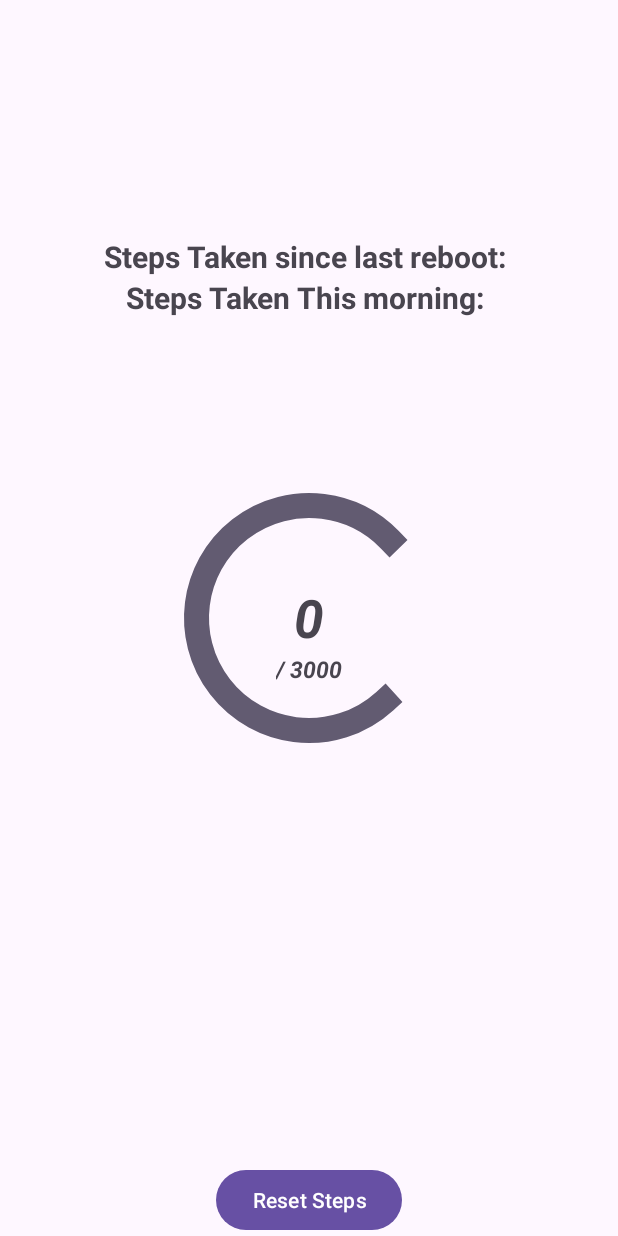
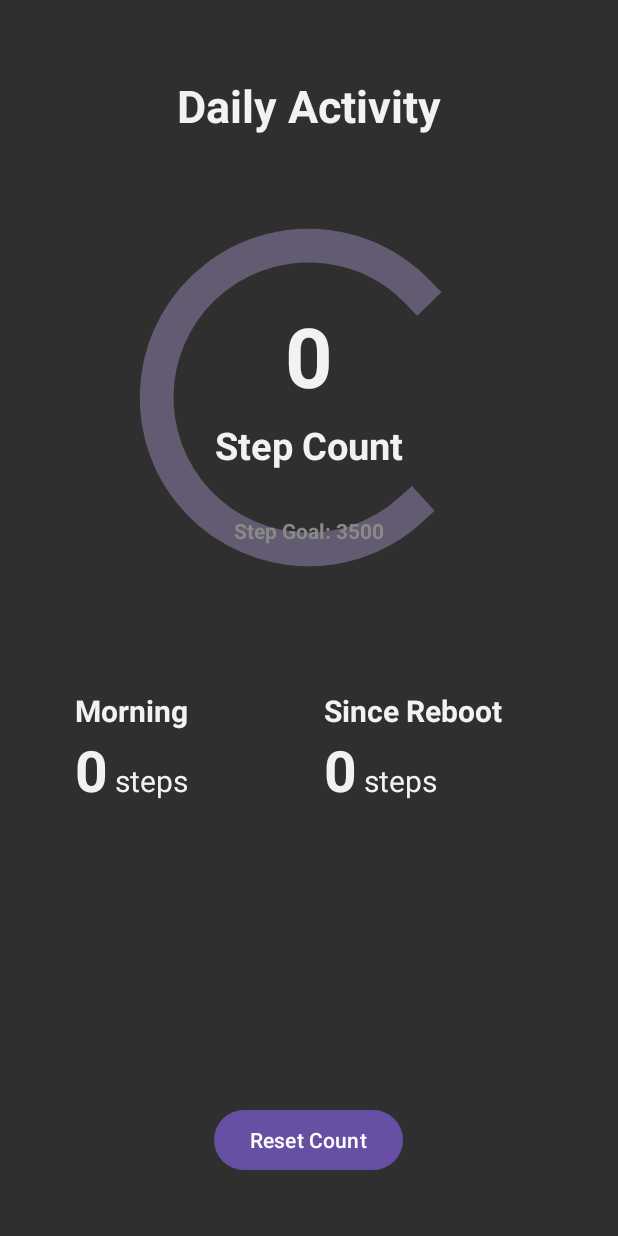
Before and after one commit to mendaayy/Pedometer, an Android app: the screen it shows after launch (MainActivity), on a phone screen of 412 x 824 dp. Run offline under Robolectric (Android 15) with nearby library versions, the phone set to English and light mode, and no system bars; libraries missing offline, so code that uses them is left out: com.mikhaellopez.circularprogressbar; plain views replace CircularProgressBar; 1 statement that could not run was skipped.

Commit message:
UI fixed

```diff
--- a/app/src/main/java/com/example/stepcounter/MainActivity.kt
+++ b/app/src/main/java/com/example/stepcounter/MainActivity.kt
@@ -67,7 +67,7 @@ class MainActivity : AppCompatActivity(), SensorEventListener {
         resetButton.setOnClickListener {
             prevSteps = totalSteps
             stepsMorning = 0
-            stepMorning.text = "Steps Taken This morning: 0"
+            stepMorning.text = "0"
             stepCurrent.text = "0"
             progressBar.setProgressWithAnimation(0f)
             saveData()
@@ -130,15 +130,17 @@ class MainActivity : AppCompatActivity(), SensorEventListener {
         // Calculate current steps
         totalSteps = event.values[0]
         val currentSteps = (totalSteps - prevSteps).toInt()
+
         updateStepCountViews(currentSteps)
-        animateProgressBar(currentSteps.toFloat())
+        progressBar.setProgressWithAnimation(currentSteps.toFloat())
 
         // Only updates steps morning if condition hour satisfied
-        if (currentHour in 15..17) {
+        if (currentHour in 6..12) {
             stepsMorning = currentSteps
             saveMorningSteps()
         }
-        stepMorning.text = "Steps Taken This morning: $stepsMorning"
+
+        stepMorning.text = "$stepsMorning"
     }
 
     // Function to handle accelerometer sensor events
@@ -159,12 +161,13 @@ class MainActivity : AppCompatActivity(), SensorEventListener {
                 stepsMorning++
                 saveMorningSteps()
             }
-            stepMorning.text = "Steps Taken This morning: $stepsMorning"
+            stepMorning.text = "$stepsMorning"
         }
 
         val step: Int = totalSteps.toInt()
         updateStepCountViews(step)
-        animateProgressBar(step.toFloat())
+
+        progressBar.setProgressWithAnimation(step.toFloat())
     }
 
     // Function to update step count views
@@ -174,12 +177,9 @@ class MainActivity : AppCompatActivity(), SensorEventListener {
 
         // Set since last reboot step count
         val stepsReboot = totalSteps.toInt()
-        stepReboot.text =  "Steps Taken since last reboot: $stepsReboot"
-    }
+        stepReboot.text =  "$stepsReboot"
 
-    // Function to animate progress bar
-    private fun animateProgressBar(steps: Float) {
-        progressBar.setProgressWithAnimation(steps)
+        stepMorning.text = "$stepsMorning"
     }
 
     override fun onAccuracyChanged(sensor: Sensor?, accuracy: Int) {
--- a/app/src/main/res/layout/activity_main.xml
+++ b/app/src/main/res/layout/activity_main.xml
@@ -3,86 +3,182 @@
     xmlns:android="http://schemas.android.com/apk/res/android"
     xmlns:app="http://schemas.android.com/apk/res-auto"
     xmlns:tools="http://schemas.android.com/tools"
+    android:background="#2F2F2F"
     android:layout_width="match_parent"
     android:layout_height="match_parent"
+    android:gravity="center_horizontal"
     tools:context=".MainActivity">
 
-    <!--    Progress Bar-->
+    <!-- Heading -->
+    <TextView
+        android:id="@+id/label_daily_activity"
+        android:layout_width="wrap_content"
+        android:layout_height="wrap_content"
+        android:layout_centerHorizontal="true"
+        android:text="Daily Activity"
+        android:textColor="#F2F2F2"
+        android:textSize="30dp"
+        android:textStyle="bold"
+        android:layout_marginTop="50dp" />
 
+    <!-- Progress Bar -->
     <com.mikhaellopez.circularprogressbar.CircularProgressBar
         android:id="@+id/progress_circular"
-        android:layout_width="200dp"
-        android:layout_height="200dp"
-        android:layout_centerInParent="true"
-        app:cpb_background_progressbar_color="#F2F2F2"
-        app:cpb_background_progressbar_width="20dp"
+        android:layout_width="270dp"
+        android:layout_height="270dp"
+        android:layout_centerHorizontal="true"
+        android:layout_marginTop="130dp"
+        app:cpb_background_progressbar_color="#898989"
+        app:cpb_background_progressbar_width="10dp"
         app:cpb_progress_direction="to_right"
-        app:cpb_progress_max="3000"
-        app:cpb_progressbar_color="#3f51b5"
-        app:cpb_progressbar_width="15dp" />
+        app:cpb_progress_max="3500"
+        app:cpb_progressbar_color="@color/white"
+        app:cpb_progressbar_width="10dp" />
 
-    <!-- TextView Steps Taken Since Last Reboot -->
+    <!-- Current Step -->
     <TextView
-        android:id="@+id/step_since_reboot"
         android:layout_width="wrap_content"
         android:layout_height="wrap_content"
-        android:layout_above="@+id/step_morning"
+        android:textColor="#F2F2F2"
+        android:text="0"
+        android:textStyle="normal|bold"
+        android:textSize="55dp"
+        android:layout_centerHorizontal="true"
+        android:layout_marginTop="200dp"
+        android:id="@+id/step_current" />
+
+    <!-- Step Count -->
+    <TextView
+        android:layout_width="wrap_content"
+        android:layout_height="wrap_content"
+        android:layout_below="@+id/step_current"
+        android:textColor="#F2F2F2"
         android:layout_centerInParent="true"
-        android:text="Steps Taken since last reboot: "
+        android:text="Step Count"
+        android:textSize="25dp"
+        android:layout_marginTop="5dp"
+        android:textStyle="normal|bold" />
+
+    <!-- Step Goal -->
+    <TextView
+        android:layout_width="wrap_content"
+        android:layout_height="wrap_content"
+        android:layout_below="@+id/step_current"
+        android:layout_centerInParent="true"
+        android:layout_marginTop="70dp"
+        android:text="Step Goal: 3500"
+        android:textColor="#898989"
+        android:textSize="14dp"
+        android:textStyle="normal|bold" />
+
+    <!-- Items -->
+    <LinearLayout
+        android:layout_width="match_parent"
+        android:layout_height="wrap_content"
+        android:orientation="horizontal"
+        android:layout_marginTop="60dp"
+        android:layout_below="@id/progress_circular"
+        android:layout_marginLeft="50dp"
+        android:layout_marginRight="50dp">
+
+        <!-- Morning Steps -->
+        <LinearLayout
+            android:layout_width="0dp"
+            android:layout_weight="1"
+            android:layout_height="wrap_content"
+            android:orientation="vertical">
+
+            <TextView
+                android:id="@+id/label_morning"
+                android:layout_width="wrap_content"
+                android:layout_height="wrap_content"
+                android:textColor="#F2F2F2"
+                android:text="Morning"
                 android:textSize="20sp"
                 android:textStyle="bold" />
 
-
-    <!--    TextView Current Steps-->
+            <LinearLayout
+                android:layout_width="wrap_content"
+                android:layout_height="wrap_content"
+                android:orientation="horizontal"
+                android:layout_below="@id/progress_circular"
+                android:layout_alignParentStart="true">
 
             <TextView
                 android:id="@+id/step_morning"
                 android:layout_width="wrap_content"
                 android:layout_height="wrap_content"
-        android:layout_above="@id/progress_circular"
-        android:layout_centerInParent="true"
-        android:layout_marginBottom="100dp"
-        android:text="Steps Taken This morning: "
+                android:textColor="#F2F2F2"
+                android:text="0"
+                android:textStyle="normal|bold"
+                android:textSize="38dp" />
+
+            <TextView
+                android:layout_width="wrap_content"
+                android:layout_height="wrap_content"
+                android:textColor="#F2F2F2"
+                android:text=" steps"
+                android:textSize="20sp"
+                android:textStyle="normal" />
+
+            </LinearLayout>
+        </LinearLayout>
+
+
+        <!-- Since Reboot -->
+        <LinearLayout
+            android:layout_width="0dp"
+            android:layout_weight="1"
+            android:layout_height="wrap_content"
+            android:orientation="vertical"
+            android:layout_marginLeft="20dp">
+
+            <TextView
+                android:id="@+id/label_reboot"
+                android:layout_width="wrap_content"
+                android:layout_height="wrap_content"
+                android:textColor="#F2F2F2"
+                android:text="Since Reboot"
                 android:textSize="20sp"
                 android:textStyle="bold" />
 
+            <LinearLayout
+                android:layout_width="wrap_content"
+                android:layout_height="wrap_content"
+                android:orientation="horizontal"
+                android:layout_below="@id/progress_circular"
+                android:layout_alignParentStart="true">
 
+            <TextView
+                android:id="@+id/step_since_reboot"
+                android:layout_width="wrap_content"
+                android:layout_height="wrap_content"
+                android:textColor="#F2F2F2"
+                android:text="0"
+                android:textStyle="normal|bold"
+                android:textSize="38dp" />
 
-    <!--    TextView Current Steps-->
             <TextView
                 android:layout_width="wrap_content"
                 android:layout_height="wrap_content"
-        android:text="0"
-        android:textStyle="normal|bold|italic"
-        android:textSize="35dp"
-        android:layout_centerInParent="true"
-        android:id="@+id/step_current"
-        />
+                android:textColor="#F2F2F2"
+                android:text=" steps"
+                android:textSize="20sp"
+                android:textStyle="normal" />
 
-    <!--    TextView Goal-->
-    <TextView
-        android:layout_width="wrap_content"
-        android:layout_height="wrap_content"
-        android:text="/ 3000"
-        android:textStyle="normal|bold|italic"
-        android:textSize="15dp"
-        android:layout_below="@+id/step_current"
-        android:layout_centerInParent="true"
-        />
-
-
+            </LinearLayout>
+        </LinearLayout>
+    </LinearLayout>
 
     <!-- Reset Button -->
-
-
-
     <Button
         android:id="@+id/btn_reset"
         android:layout_width="wrap_content"
         android:layout_height="wrap_content"
-        android:text="Reset Steps"
+        android:layout_marginBottom="40dp"
+        android:text="Reset Count"
         android:layout_alignParentBottom="true"
-        android:layout_centerHorizontal="true" />
+        android:layout_centerHorizontal="true"/>
 
 
 </RelativeLayout>
```
Lines whose indentation alone changed are shown as unchanged.
